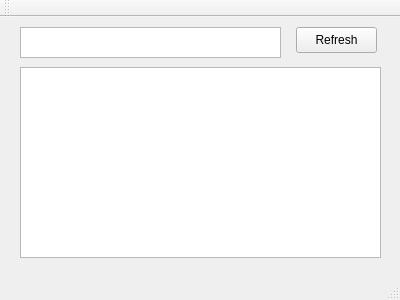
Before: the Qt Designer form Sher-lock_Desktop/mainwindow.ui in Sher-lock/Sherlock, drawn with Qt 5.
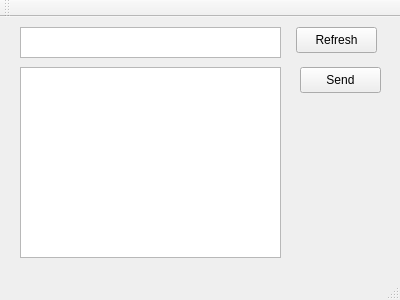
After: the same form once the commit is applied.

Commit message: final project; added execute custom cmnd, send screenshot, capture-user functions

What changed in the file:
```diff
--- a/Sher-lock_Desktop/mainwindow.ui
+++ b/Sher-lock_Desktop/mainwindow.ui
@@ -29,7 +29,7 @@
      <rect>
       <x>20</x>
       <y>50</y>
-      <width>361</width>
+      <width>261</width>
       <height>191</height>
      </rect>
     </property>
@@ -47,6 +47,19 @@
      <string>Refresh</string>
     </property>
    </widget>
+   <widget class="QPushButton" name="btnSend_2">
+    <property name="geometry">
+     <rect>
+      <x>300</x>
+      <y>50</y>
+      <width>81</width>
+      <height>26</height>
+     </rect>
+    </property>
+    <property name="text">
+     <string>Send</string>
+    </property>
+   </widget>
   </widget>
   <widget class="QMenuBar" name="menuBar">
    <property name="geometry">
```
Left out of the diff: 2 changed lines with no effect on the pictures. The commit also changes 76 other files.
